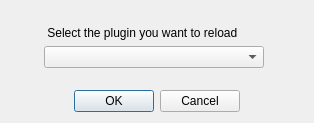
Before: the Qt Designer form configurereloaderbase.ui in borysiasty/plugin_reloader, drawn with Qt 5.
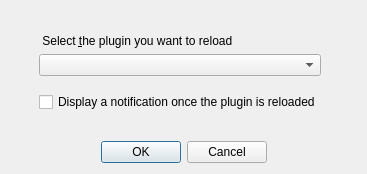
After: the same form once the commit is applied.

Commit message: Make the notification optional in case you hate trivial notifications covering error messages fom the plugin.

```diff
--- a/configurereloaderbase.ui
+++ b/configurereloaderbase.ui
@@ -7,14 +7,14 @@
    <rect>
     <x>0</x>
     <y>0</y>
-    <width>314</width>
-    <height>123</height>
+    <width>367</width>
+    <height>174</height>
    </rect>
   </property>
   <property name="maximumSize">
    <size>
-    <width>350</width>
-    <height>150</height>
+    <width>500</width>
+    <height>200</height>
    </size>
   </property>
   <property name="contextMenuPolicy">
@@ -27,7 +27,23 @@
    <string/>
   </property>
   <layout class="QGridLayout" name="gridLayout_2">
-   <item row="6" column="0" colspan="4">
+   <item row="5" column="1">
+    <widget class="QCheckBox" name="cbNotifications">
+     <property name="sizePolicy">
+      <sizepolicy hsizetype="Expanding" vsizetype="Fixed">
+       <horstretch>0</horstretch>
+       <verstretch>0</verstretch>
+      </sizepolicy>
+     </property>
+     <property name="toolTip">
+      <string>&lt;html&gt;&lt;head/&gt;&lt;body&gt;&lt;p&gt;Push a notification about the successful reload to the QGIS message bar.&lt;/p&gt;&lt;p&gt;&lt;span style=&quot; font-weight:600;&quot;&gt;Chceck this&lt;/span&gt;, it you like to be sure you reloaded the rigth plugin.&lt;/p&gt;&lt;p&gt;&lt;span style=&quot; font-weight:600;&quot;&gt;Uncheck this&lt;/span&gt;, if you hate trivial notifications covering error messages fom the plugin.&lt;/p&gt;&lt;/body&gt;&lt;/html&gt;</string>
+     </property>
+     <property name="text">
+      <string>Display a notification once the plugin is reloaded</string>
+     </property>
+    </widget>
+   </item>
+   <item row="8" column="0" colspan="4">
     <layout class="QHBoxLayout" name="horizontalLayout">
      <item>
       <widget class="QDialogButtonBox" name="buttonBox">
@@ -49,6 +65,9 @@
      <property name="orientation">
       <enum>Qt::Horizontal</enum>
      </property>
+     <property name="sizeType">
+      <enum>QSizePolicy::Preferred</enum>
+     </property>
      <property name="sizeHint" stdset="0">
       <size>
        <width>40</width>
@@ -62,6 +81,9 @@
      <property name="orientation">
       <enum>Qt::Horizontal</enum>
      </property>
+     <property name="sizeType">
+      <enum>QSizePolicy::Preferred</enum>
+     </property>
      <property name="sizeHint" stdset="0">
       <size>
        <width>40</width>
@@ -72,6 +94,12 @@
    </item>
    <item row="3" column="1">
     <widget class="QComboBox" name="comboPlugin">
+     <property name="sizePolicy">
+      <sizepolicy hsizetype="Expanding" vsizetype="Fixed">
+       <horstretch>0</horstretch>
+       <verstretch>0</verstretch>
+      </sizepolicy>
+     </property>
      <property name="minimumSize">
       <size>
        <width>220</width>
@@ -83,7 +111,7 @@
      </property>
     </widget>
    </item>
-   <item row="4" column="1">
+   <item row="6" column="1">
     <spacer name="verticalSpacer">
      <property name="orientation">
       <enum>Qt::Vertical</enum>
@@ -112,13 +140,29 @@
    <item row="1" column="1">
     <widget class="QLabel" name="label">
      <property name="text">
-      <string> Select the plugin you want to reload</string>
+      <string> Select &amp;the plugin you want to reload</string>
      </property>
      <property name="buddy">
       <cstring>comboPlugin</cstring>
      </property>
     </widget>
    </item>
+   <item row="4" column="1">
+    <spacer name="verticalSpacer_3">
+     <property name="orientation">
+      <enum>Qt::Vertical</enum>
+     </property>
+     <property name="sizeType">
+      <enum>QSizePolicy::Fixed</enum>
+     </property>
+     <property name="sizeHint" stdset="0">
+      <size>
+       <width>20</width>
+       <height>10</height>
+      </size>
+     </property>
+    </spacer>
+   </item>
   </layout>
  </widget>
  <connections>
```
Left out of the diff: 9 changed lines with no effect on the pictures. The commit also changes 4 other files.
